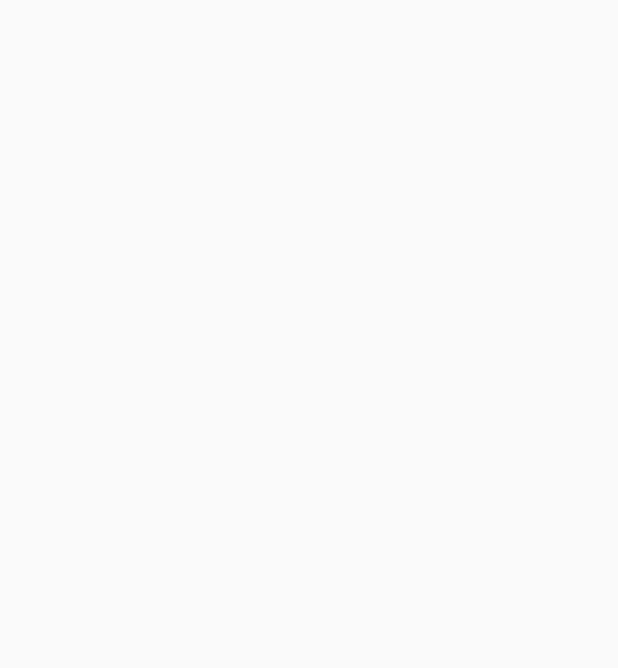
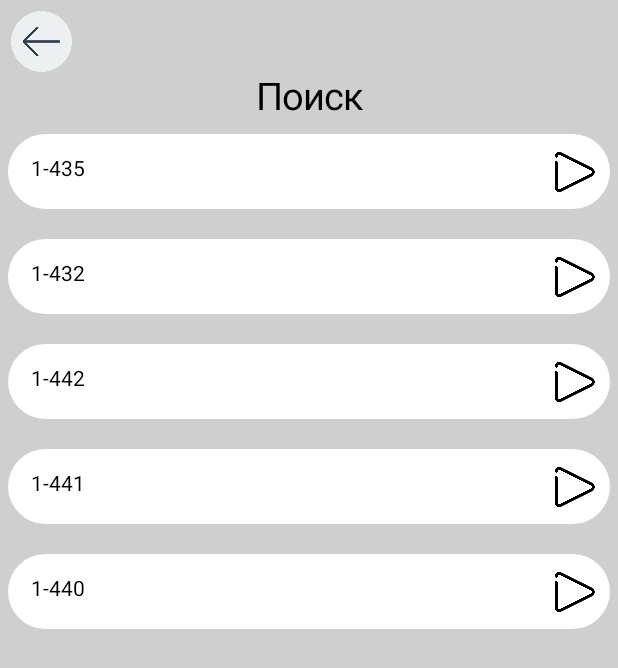
Before and after one commit to TukieEz/Audience, an Android app built with Jetpack Compose: the SearchActivity screen opened directly, with no data from a screen before it, on a phone screen of 412 x 824 dp. Before the commit the part shown is empty. Shown: the top 668 px of the screen. Run offline under Robolectric (Android 15) with nearby library versions, the phone set to English and light mode, and no system bars.

Commit message:
+data +searchactivity

```diff
--- a/app/src/main/java/com/example/audience/ChooseActivity.kt
+++ b/app/src/main/java/com/example/audience/ChooseActivity.kt
@@ -33,19 +33,19 @@ import androidx.compose.ui.text.style.TextAlign
 import androidx.compose.ui.tooling.preview.Preview
 import androidx.compose.ui.unit.dp
 import androidx.compose.ui.unit.sp
+import com.example.audience.ui.theme.BackGray
 
 class ChooseActivity : ComponentActivity() {
     override fun onCreate(savedInstanceState: Bundle?) {
         super.onCreate(savedInstanceState)
         setContent {
-            val context = LocalContext.current
             Column(
                 modifier = Modifier
-                    .background(Color(0xFFCFCFCF))
+                    .background(BackGray)
                     .fillMaxSize(),
                 horizontalAlignment = Alignment.CenterHorizontally
             ) {
-                back_arrow(context)
+                back_arrow()
                 CenText()
                 choose("Артем", R.drawable.artyom,0.5f)
                 choose("Ильнур", R.drawable.ilnur,1f)
@@ -76,7 +76,8 @@ private fun choose(name: String, model: Int, weight: Float){
         }
 }
 @Composable
-private fun back_arrow(context: Context){
+public fun back_arrow(){
+    val context = transition()
     Row(
         modifier = Modifier
             .fillMaxWidth(),
@@ -103,7 +104,7 @@ private fun CenText(){
             fontSize = 40.sp,
             fontWeight = FontWeight.Medium,
             modifier = Modifier
-                .padding(top=10.dp)
+                .padding(top = 10.dp)
                 .fillMaxWidth()
         )
-    }
+}
--- a/app/src/main/java/com/example/audience/MainActivity.kt
+++ b/app/src/main/java/com/example/audience/MainActivity.kt
@@ -1,5 +1,6 @@
-package com.example.audience
+ package com.example.audience
 
+import android.content.Context
 import android.content.Intent
 import android.os.Bundle
 import androidx.activity.ComponentActivity
@@ -38,8 +39,9 @@ import androidx.compose.ui.unit.dp
 import androidx.compose.ui.unit.sp
 import androidx.navigation.compose.rememberNavController
 import com.example.audience.ui.theme.AudienceTheme
+import com.example.audience.ui.theme.BackGray
 
-class MainActivity : ComponentActivity() {
+ class MainActivity : ComponentActivity() {
     override fun onCreate(savedInstanceState: Bundle?) {
         super.onCreate(savedInstanceState)
         setContent {
@@ -50,11 +52,11 @@ class MainActivity : ComponentActivity() {
 @Preview
 @Composable
 private fun home(){
-    val context = LocalContext.current
+    val context = transition()
     Column(
         modifier = Modifier
             .fillMaxSize()
-            .background(Color(0xFFCFCFCF))
+            .background(BackGray)
     ) {
         Row(
             modifier = Modifier
@@ -68,7 +70,7 @@ private fun home(){
                     .size(50.dp)
                     .clip(CircleShape)
                     .clickable {
-                        //rememberNavController().navigate()
+                        System.exit(0)
                     },
                 painter = painterResource(id = R.drawable.uspu),
                 contentDescription = stringResource(id = R.string.app_name)
@@ -165,3 +167,8 @@ private fun home(){
         }
     }
 }
+ @Composable
+ public fun transition(): Context {
+     val context = LocalContext.current
+     return context
+ }
--- a/app/src/main/java/com/example/audience/SearchActivity.kt
+++ b/app/src/main/java/com/example/audience/SearchActivity.kt
@@ -3,19 +3,100 @@ package com.example.audience
 import android.os.Bundle
 import androidx.activity.ComponentActivity
 import androidx.activity.compose.setContent
+import androidx.compose.foundation.Image
+import androidx.compose.foundation.background
+import androidx.compose.foundation.layout.Arrangement
+import androidx.compose.foundation.layout.Box
+import androidx.compose.foundation.layout.Column
+import androidx.compose.foundation.layout.Row
+import androidx.compose.foundation.layout.fillMaxHeight
 import androidx.compose.foundation.layout.fillMaxSize
+import androidx.compose.foundation.layout.fillMaxWidth
+import androidx.compose.foundation.layout.padding
+import androidx.compose.foundation.layout.size
+import androidx.compose.foundation.lazy.LazyColumn
+import androidx.compose.foundation.lazy.itemsIndexed
+import androidx.compose.foundation.shape.CircleShape
+import androidx.compose.material3.Card
+import androidx.compose.material3.CardColors
+import androidx.compose.material3.CardElevation
 import androidx.compose.material3.MaterialTheme
 import androidx.compose.material3.Surface
 import androidx.compose.material3.Text
 import androidx.compose.runtime.Composable
 import androidx.compose.ui.Modifier
+import androidx.compose.ui.draw.clip
+import androidx.compose.ui.draw.shadow
+import androidx.compose.ui.graphics.Color
+import androidx.compose.ui.platform.LocalContext
+import androidx.compose.ui.res.painterResource
+import androidx.compose.ui.text.style.TextAlign
 import androidx.compose.ui.tooling.preview.Preview
+import androidx.compose.ui.unit.Dp
+import androidx.compose.ui.unit.dp
+import androidx.compose.ui.unit.sp
 import com.example.audience.ui.theme.AudienceTheme
+import com.example.audience.ui.theme.BackGray
 
 class SearchActivity : ComponentActivity() {
     override fun onCreate(savedInstanceState: Bundle?) {
         super.onCreate(savedInstanceState)
         setContent {
+            Column(
+                Modifier
+                    .fillMaxWidth()
+                    .background(BackGray)
+            ) {
+                back_arrow()
+                Row(Modifier
+                    .fillMaxWidth(),
+                    horizontalArrangement = Arrangement.Center){
+                    Text(
+                        text = "Поиск",
+                        textAlign = TextAlign.Center,
+                        fontSize = 25.sp
+                    )
+                }
+                    LazyColumn(modifier = Modifier
+                        .fillMaxHeight()
+                        .background(BackGray)){
+                        itemsIndexed(
+                            Cards
+                        ){_, item ->
+                            AudienceCard(titleAud = item)
+                        }
+                    }
+                }
+            }
+        }
+    }
+@Preview
+@Composable
+private fun AudienceCard(titleAud: SearchCardAudiences){
+    Box(
+        modifier = Modifier
+            .fillMaxWidth()
+            .padding(horizontal = 5.dp, vertical = 10.dp)
+            .clip(CircleShape)
+            .background(Color.White),
+    ) {
+        Row(modifier = Modifier
+            .fillMaxWidth()
+        ) {
+            Text(
+                modifier = Modifier
+                    .padding(start = 15.dp, top = 15.dp)
+                    .fillMaxWidth(0.9f),
+                text = titleAud.audienceTitle
+            )
+            Image(
+                modifier = Modifier
+                    .size(50.dp)
+                    .fillMaxWidth()
+                    .padding(end = 8.dp),
+                painter = painterResource(id = R.drawable.free_icon_play_2550046),
+                contentDescription = null
+            )
 
         }
     }
--- a/app/src/main/java/com/example/audience/ui/theme/Color.kt
+++ b/app/src/main/java/com/example/audience/ui/theme/Color.kt
@@ -9,3 +9,4 @@ val Pink80 = Color(0xFFEFB8C8)
 val Purple40 = Color(0xFF6650a4)
 val PurpleGrey40 = Color(0xFF625b71)
 val Pink40 = Color(0xFF7D5260)
+val BackGray = Color(0xFFCFCFCF)
```
Also changed, not shown: app/src/main/java/com/example/audience/SearchCardAudience.kt (added, +22 -0 lines), app/src/main/res/drawable/free_icon_play_2550046.png (added).
